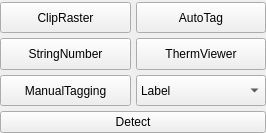
sensehawk/qgis_plugin, file windows/therm_tools.ui: the form before one commit.
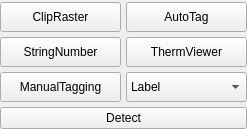
The form after the commit.

Diff of the .ui file:
```diff
--- a/windows/therm_tools.ui
+++ b/windows/therm_tools.ui
@@ -6,8 +6,8 @@
    <rect>
     <x>0</x>
     <y>0</y>
-    <width>266</width>
-    <height>133</height>
+    <width>247</width>
+    <height>129</height>
    </rect>
   </property>
   <property name="sizePolicy">
```
